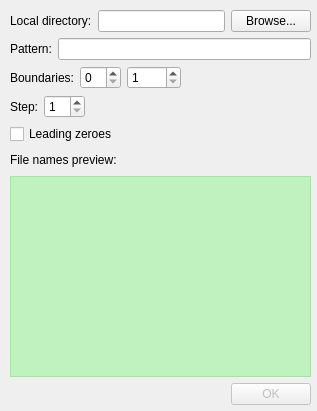
0xd34df00d/leechcraft, file plugins/batcher/mainwindow.ui: the form before one commit.
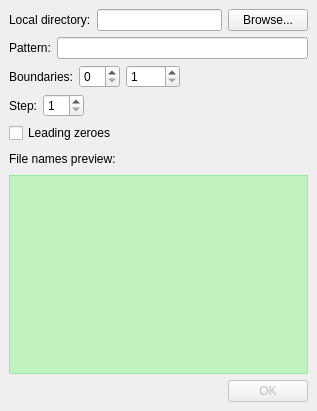
The form after the commit. Icons and pictures are not drawn.

Diff of the .ui file:
```diff
--- a/plugins/batcher/mainwindow.ui
+++ b/plugins/batcher/mainwindow.ui
@@ -16,15 +16,6 @@
    <iconset resource="resources.qrc" >:/resources/images/batcher.png</iconset>
   </property>
   <widget class="QWidget" name="centralwidget" >
-   <widget class="QWidget" name="" >
-    <property name="geometry" >
-     <rect>
-      <x>10</x>
-      <y>10</y>
-      <width>301</width>
-      <height>395</height>
-     </rect>
-    </property>
     <layout class="QVBoxLayout" >
      <item>
       <layout class="QHBoxLayout" >
@@ -204,7 +195,6 @@
       </layout>
      </item>
     </layout>
-   </widget>
   </widget>
  </widget>
  <resources>
```
Lines whose indentation alone changed are shown as unchanged.
